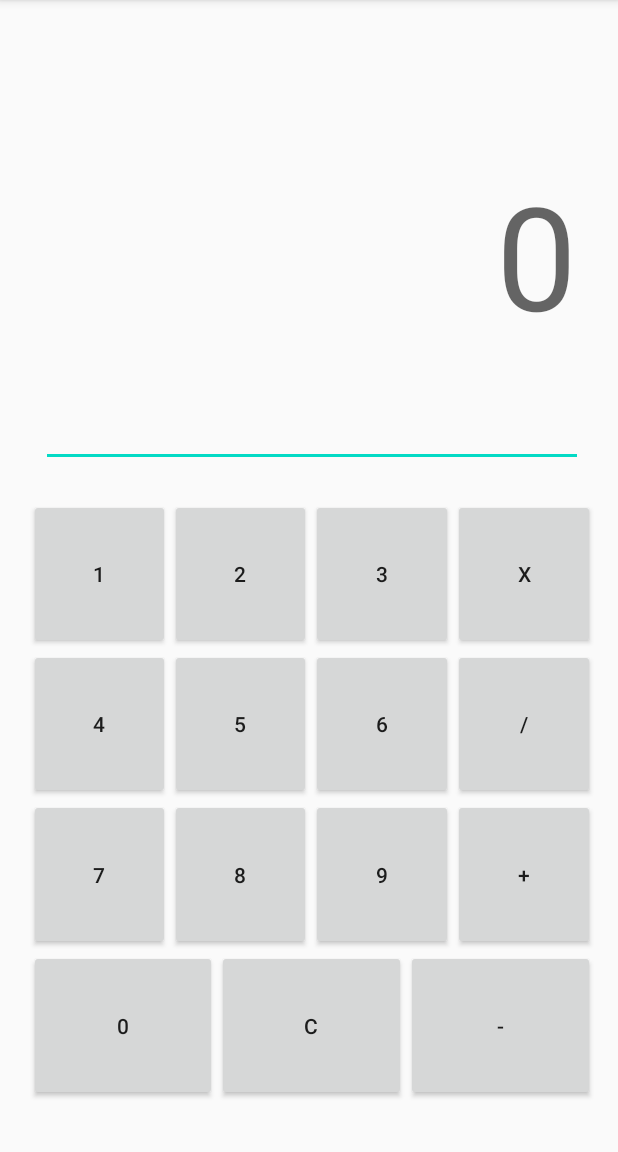
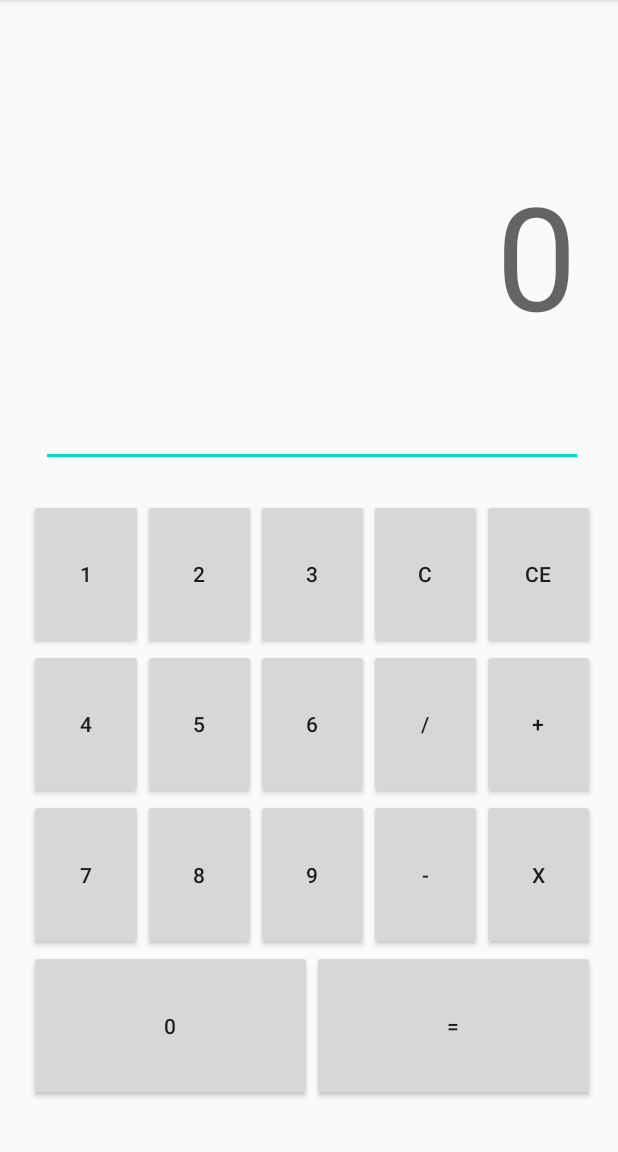
Before and after one commit to XzRaulzX/Calculadora, an Android app: the screen it shows after launch (MainActivity), on a phone screen of 412 x 824 dp, the part 84-1236 px from its top. Run offline under Robolectric (Android 15) with nearby library versions, the phone set to English and light mode, and no system bars.

```diff
--- a/src/main/res/layout/activity_main.xml
+++ b/src/main/res/layout/activity_main.xml
@@ -48,12 +48,20 @@
                 android:text="3" />
 
             <Button
-                android:id="@+id/btnf1"
+                android:id="@+id/btnf"
                 android:layout_width="wrap_content"
                 android:layout_height="match_parent"
                 android:layout_weight="1"
+                android:onClick="limpiar"
+                android:text="C" />
 
-                android:text="X" />
+            <Button
+                android:id="@+id/btnf6"
+                android:layout_width="wrap_content"
+                android:layout_height="match_parent"
+                android:layout_weight="1"
+                android:onClick="restart"
+                android:text="CE" />
         </TableRow>
 
         <TableRow
@@ -90,7 +98,16 @@
                 android:layout_width="wrap_content"
                 android:layout_height="match_parent"
                 android:layout_weight="1"
+                android:onClick="dividir"
                 android:text="/" />
+
+            <Button
+                android:id="@+id/btnf3"
+                android:layout_width="wrap_content"
+                android:layout_height="match_parent"
+                android:layout_weight="1"
+                android:onClick="sumar"
+                android:text="+" />
         </TableRow>
 
         <TableRow
@@ -123,11 +140,20 @@
                 android:text="9" />
 
             <Button
-                android:id="@+id/btnf3"
+                android:id="@+id/btnf4"
                 android:layout_width="wrap_content"
                 android:layout_height="match_parent"
                 android:layout_weight="1"
-                android:text="+" />
+                android:onClick="restar"
+                android:text="-" />
+
+            <Button
+                android:id="@+id/btnf1"
+                android:layout_width="wrap_content"
+                android:layout_height="match_parent"
+                android:layout_weight="1"
+                android:onClick="multiplicar"
+                android:text="X" />
         </TableRow>
 
         <TableRow
@@ -148,15 +174,9 @@
                 android:layout_width="wrap_content"
                 android:layout_height="match_parent"
                 android:layout_weight="1"
-                android:onClick="limpiar"
-                android:text="C" />
+                android:onClick="igual"
+                android:text="=" />
 
-            <Button
-                android:id="@+id/btnf4"
-                android:layout_width="wrap_content"
-                android:layout_height="match_parent"
-                android:layout_weight="1"
-                android:text="-" />
         </TableRow>
     </TableLayout>
 
```
Also changed, not shown: src/main/java/hl/t1/ejemplo05/MainActivity.java (+66 -20 lines).
